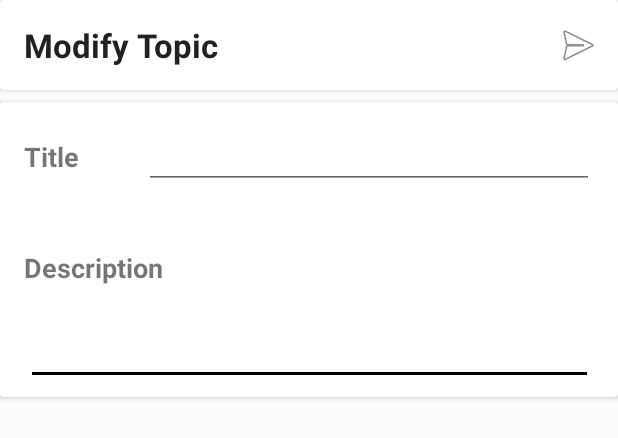
After one commit to wilsam239/VeriTendance, an Android app: the layout sub_topics_modify.xml on its own in the app's theme, with its tools: preview values and no code run, on a phone screen of 412 x 824 dp. The commit adds this screen. Shown: the top 438 px of the screen. Run offline under Robolectric (Android 15) with nearby library versions, the light colour scheme and no system bars.

Commit message:
Implemented topic modification
Topic modification now works as expected, except setting the description which does not work as it would seem.

```diff
--- a/app/src/main/java/com/example/veritendance/topicFragments/modifyTopicFragment.java
+++ b/app/src/main/java/com/example/veritendance/topicFragments/modifyTopicFragment.java
@@ -37,12 +37,12 @@ public class modifyTopicFragment extends Fragment implements View.OnClickListene
 
     @Override
     public View onCreateView(LayoutInflater inflater, ViewGroup parent, Bundle savedInstanceState) {
-        view = inflater.inflate(R.layout.sub_employees_modify, parent, false);
-        ImageButton submitEmployee = view.findViewById(R.id.submitEmployee);
-        submitEmployee.setOnClickListener(this);
+        view = inflater.inflate(R.layout.sub_topics_modify, parent, false);
+        ImageButton submitTopic = view.findViewById(R.id.submitTopic);
+        submitTopic.setOnClickListener(this);
 
-        title = view.findViewById(R.id.nameInput);
-        description = view.findViewById(R.id.mailInput);
+        title = view.findViewById(R.id.titleInput);
+        description = view.findViewById(R.id.descriptionInput);
 
         title.setText(editing.getTitle());
         description.setText(editing.getDescription());
--- a/app/src/main/java/com/example/veritendance/topicFragments/topicAdapter.java
+++ b/app/src/main/java/com/example/veritendance/topicFragments/topicAdapter.java
@@ -1,6 +1,9 @@
 package com.example.veritendance.topicFragments;
 
 import android.support.annotation.NonNull;
+import android.support.v4.app.FragmentManager;
+import android.support.v4.app.FragmentTransaction;
+import android.support.v7.app.AppCompatActivity;
 import android.support.v7.widget.RecyclerView;
 import android.view.LayoutInflater;
 import android.view.View;
@@ -30,7 +33,7 @@ public class topicAdapter extends RecyclerView.Adapter<topicAdapter.ViewHolder>
     }
 
     @Override
-    public void onBindViewHolder(@NonNull ViewHolder viewHolder, int i) {
+    public void onBindViewHolder(@NonNull ViewHolder viewHolder, final int i) {
         final topic t = topics.get(i);
         viewHolder.topicName.setText(t.getTitle());
         viewHolder.deleteTopic.setOnClickListener(new View.OnClickListener() {
@@ -39,6 +42,15 @@ public class topicAdapter extends RecyclerView.Adapter<topicAdapter.ViewHolder>
                 parent.removeTopic(t);
             }
         });
+        viewHolder.modifyTopic.setOnClickListener(new View.OnClickListener() {
+            @Override
+            public void onClick(View v) {
+                FragmentManager fm = ((AppCompatActivity)parent.getContext()).getSupportFragmentManager();
+                FragmentTransaction ft = fm.beginTransaction();
+                ft.replace(R.id.fragment_container, new modifyTopicFragment(parent, t, i)).commit();
+            }
+        });
+
     }
 
     @Override
@@ -50,7 +62,7 @@ public class topicAdapter extends RecyclerView.Adapter<topicAdapter.ViewHolder>
     public static class ViewHolder extends RecyclerView.ViewHolder {
         public final View view;
         public final TextView topicName;
-        //public final ImageButton addSession;
+        public final ImageButton modifyTopic;
         public final ImageButton deleteTopic;
 
         public ViewHolder(View view) {
@@ -58,7 +70,7 @@ public class topicAdapter extends RecyclerView.Adapter<topicAdapter.ViewHolder>
             this.view = view;
             topicName = view.findViewById(R.id.topic_name);
             deleteTopic = view.findViewById(R.id.deleteTopic);
-            //addSession = view.findViewById(R.id.newSessionFromTopic);
+            modifyTopic = view.findViewById(R.id.editTopic);
         }
     }
 
--- /dev/null
+++ b/app/src/main/res/layout/sub_topics_modify.xml
@@ -0,0 +1,117 @@
+<?xml version="1.0" encoding="utf-8"?>
+<android.support.constraint.ConstraintLayout xmlns:android="http://schemas.android.com/apk/res/android"
+    xmlns:app="http://schemas.android.com/apk/res-auto"
+    xmlns:tools="http://schemas.android.com/tools"
+    android:layout_width="match_parent"
+    android:layout_height="match_parent">
+
+    <android.support.v7.widget.CardView
+        android:id="@+id/toolbar"
+        android:layout_width="match_parent"
+        android:layout_height="60dp"
+        app:layout_constraintStart_toStartOf="parent"
+        app:layout_constraintTop_toTopOf="parent" >
+
+        <ImageButton
+            android:id="@+id/submitTopic"
+            android:layout_width="50dp"
+            android:layout_height="40dp"
+            android:layout_marginTop="10dp"
+            android:layout_marginEnd="8dp"
+            android:background="#FFFFFF"
+            android:translationX="360dp"
+            app:srcCompat="@android:drawable/ic_menu_send" />
+
+        <TextView
+            android:id="@+id/fragmentTitle"
+            android:layout_width="wrap_content"
+            android:layout_height="30dp"
+            android:layout_marginStart="16dp"
+            android:layout_marginLeft="16dp"
+            android:layout_marginTop="15dp"
+            android:text="@string/modify_topic"
+            android:textAppearance="@style/TextAppearance.AppCompat.Large"
+            android:textStyle="bold" />
+    </android.support.v7.widget.CardView>
+
+    <android.support.v7.widget.CardView
+        android:layout_width="match_parent"
+        android:layout_height="wrap_content"
+        android:layout_marginTop="8dp"
+        android:layout_marginBottom="612dp"
+        app:layout_constraintBottom_toBottomOf="parent"
+        app:layout_constraintTop_toBottomOf="@+id/toolbar"
+        app:layout_constraintVertical_bias="0.0"
+        tools:layout_editor_absoluteX="0dp">
+
+        <android.support.constraint.ConstraintLayout
+            android:layout_width="match_parent"
+            android:layout_height="match_parent">
+
+            <EditText
+                android:id="@+id/descriptionInput"
+                android:layout_width="378dp"
+                android:layout_height="42dp"
+                android:layout_marginTop="24dp"
+                android:ems="10"
+                android:inputType="textPersonName"
+                android:text=""
+                android:textSize="16sp"
+                android:textStyle="bold"
+                app:layout_constraintEnd_toEndOf="parent"
+                app:layout_constraintStart_toStartOf="parent"
+                app:layout_constraintTop_toBottomOf="@+id/descriptionLabel" />
+
+            <TextView
+                android:id="@+id/descriptionLabel"
+                android:layout_width="wrap_content"
+                android:layout_height="wrap_content"
+                android:layout_marginStart="16dp"
+                android:layout_marginLeft="16dp"
+                android:layout_marginTop="40dp"
+                android:text="Description"
+                android:textSize="18sp"
+                android:textStyle="bold"
+                app:layout_constraintStart_toStartOf="parent"
+                app:layout_constraintTop_toBottomOf="@+id/titleInput" />
+
+            <TextView
+                android:id="@+id/titleLabel"
+                android:layout_width="wrap_content"
+                android:layout_height="wrap_content"
+                android:layout_marginStart="16dp"
+                android:layout_marginLeft="16dp"
+                android:layout_marginTop="24dp"
+                android:text="Title"
+                android:textSize="18sp"
+                android:textStyle="bold"
+                app:layout_constraintStart_toStartOf="parent"
+                app:layout_constraintTop_toTopOf="parent" />
+
+            <EditText
+                android:id="@+id/titleInput"
+                android:layout_width="300dp"
+                android:layout_height="40dp"
+                android:layout_marginTop="18dp"
+                android:layout_marginEnd="16dp"
+                android:layout_marginRight="16dp"
+                android:ems="10"
+                android:inputType="textPersonName"
+                android:text=""
+                android:textSize="16sp"
+                android:textStyle="bold"
+                app:layout_constraintEnd_toEndOf="parent"
+                app:layout_constraintTop_toTopOf="parent" />
+
+            <Space
+                android:layout_width="wrap_content"
+                android:layout_height="wrap_content"
+                android:layout_marginTop="8dp"
+                app:layout_constraintStart_toStartOf="parent"
+                app:layout_constraintTop_toBottomOf="@id/descriptionInput" />
+        </android.support.constraint.ConstraintLayout>
+
+        /
+
+    </android.support.v7.widget.CardView>
+</android.support.constraint.ConstraintLayout>
--- a/app/src/main/res/values/strings.xml
+++ b/app/src/main/res/values/strings.xml
@@ -9,6 +9,7 @@
     <string name="title_new_employee">New Employee</string>
     <string name="modify_employee">Modify Employee</string>
     <string name="modify_session">Modify Session</string>
+    <string name="modify_topic">Modify Topic</string>
     <string name="no_sessions_msg">No Sessions recorded yet! Go to the New Session page to start one.</string>
     <string name="no_employees_msg">No Employees recorded. Press the + button below to add some</string>
     <string name="no_employees_session_msg">You cannot start a session until there are employees to participate! Add some employees on the Employees tab!</string>
```
